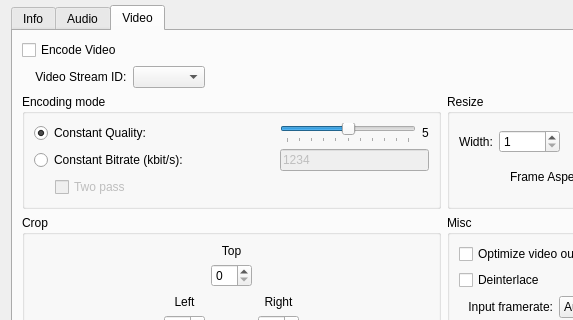
Above: dialog.ui from an146/qtheorafrontend before the change; both pictures show x 0 to 573 and y 197 to 517 of the 887 by 619 pixel window. Below: the same form after it.
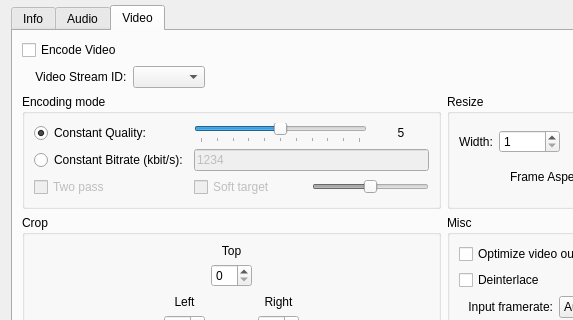
That is the form after the change. The open tabs and pages were chosen to show the change. Icons and pictures are not drawn. Custom widgets are drawn as their Qt base class.

Commit message: soft target

```diff
--- a/dialog.ui
+++ b/dialog.ui
@@ -735,7 +735,7 @@
         </widget>
        </item>
        <item>
-        <layout class="QGridLayout" name="video_options_layout" columnstretch="1,1" columnminimumwidth="1,1">
+        <layout class="QGridLayout" name="video_options_layout" columnstretch="1,1">
          <item row="1" column="0">
           <widget class="QGroupBox" name="video_encoding_mode">
            <property name="enabled">
@@ -745,7 +745,7 @@
             <string>Encoding mode</string>
            </property>
            <layout class="QGridLayout" name="gridLayout_4">
-            <item row="0" column="1" colspan="3">
+            <item row="0" column="1">
              <widget class="QRadioButton" name="video_const_quality">
               <property name="text">
                <string>Constant Quality:</string>
@@ -755,14 +755,14 @@
               </property>
              </widget>
             </item>
-            <item row="1" column="1" colspan="3">
+            <item row="1" column="1">
              <widget class="QRadioButton" name="video_const_bitrate">
               <property name="text">
                <string>Constant Bitrate (kbit/s):</string>
               </property>
              </widget>
             </item>
-            <item row="0" column="4">
+            <item row="0" column="2" colspan="3">
              <widget class="QSlider" name="video_quality">
               <property name="minimum">
                <number>0</number>
@@ -794,7 +794,7 @@
               </property>
              </widget>
             </item>
-            <item row="1" column="4" colspan="2">
+            <item row="1" column="2" colspan="4">
              <widget class="QLineEdit" name="video_bitrate">
               <property name="enabled">
                <bool>false</bool>
@@ -808,19 +808,6 @@
              </widget>
             </item>
             <item row="2" column="1">
-             <widget class="QLabel" name="label_31">
-              <property name="minimumSize">
-               <size>
-                <width>15</width>
-                <height>0</height>
-               </size>
-              </property>
-              <property name="text">
-               <string/>
-              </property>
-             </widget>
-            </item>
-            <item row="2" column="2">
              <widget class="QCheckBox" name="video_two_pass">
               <property name="enabled">
                <bool>false</bool>
@@ -830,18 +817,31 @@
               </property>
              </widget>
             </item>
-            <item row="2" column="3">
-             <spacer name="horizontalSpacer_12">
+            <item row="2" column="4" colspan="2">
+             <widget class="QSlider" name="video_soft_target_quality">
+              <property name="enabled">
+               <bool>false</bool>
+              </property>
+              <property name="maximum">
+               <number>10</number>
+              </property>
+              <property name="value">
+               <number>5</number>
+              </property>
               <property name="orientation">
                <enum>Qt::Horizontal</enum>
               </property>
-              <property name="sizeHint" stdset="0">
-               <size>
-                <width>40</width>
-                <height>20</height>
-               </size>
+             </widget>
+            </item>
+            <item row="2" column="2" colspan="2">
+             <widget class="QCheckBox" name="video_soft_target">
+              <property name="enabled">
+               <bool>false</bool>
               </property>
-             </spacer>
+              <property name="text">
+               <string>Soft target</string>
+              </property>
+             </widget>
             </item>
            </layout>
           </widget>
```
The commit also changes 2 other files.
